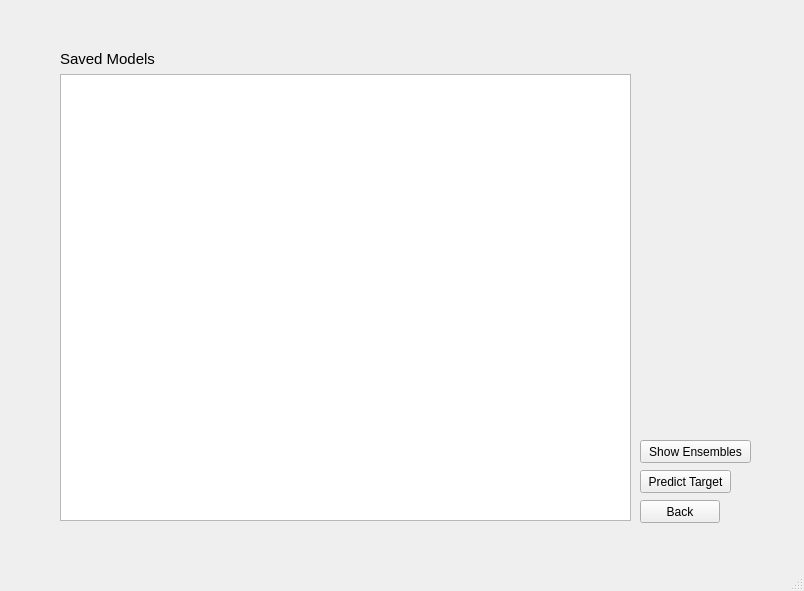
First picture: the form in guiv1.ui, repository ggrkp/projectv1, before the edit.
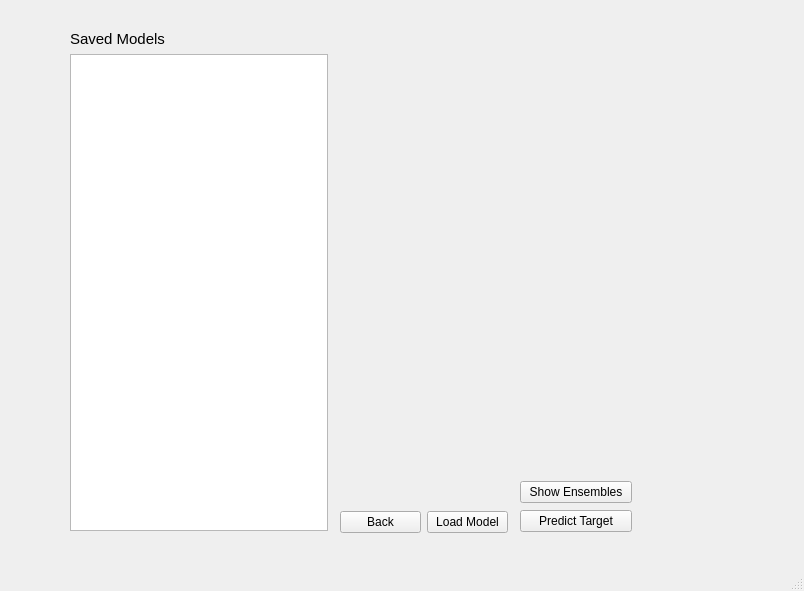
Second picture: the form after the edit. The open tabs and pages were chosen to show the change.

```diff
--- a/guiv1.ui
+++ b/guiv1.ui
@@ -17,8 +17,8 @@
    <widget class="QStackedWidget" name="stackedWidget">
     <property name="geometry">
      <rect>
-      <x>30</x>
-      <y>0</y>
+      <x>50</x>
+      <y>10</y>
       <width>731</width>
       <height>561</height>
      </rect>
@@ -262,13 +262,65 @@
      </widget>
     </widget>
     <widget class="QWidget" name="page_5">
-     <widget class="QWidget" name="layoutWidget_2">
+     <widget class="QWidget" name="">
       <property name="geometry">
        <rect>
-        <x>30</x>
-        <y>50</y>
-        <width>571</width>
-        <height>471</height>
+        <x>470</x>
+        <y>470</y>
+        <width>112</width>
+        <height>54</height>
+       </rect>
+      </property>
+      <layout class="QVBoxLayout" name="verticalLayout_7">
+       <item>
+        <widget class="QPushButton" name="showen_btn">
+         <property name="text">
+          <string>Show Ensembles</string>
+         </property>
+        </widget>
+       </item>
+       <item>
+        <widget class="QPushButton" name="predict_btn">
+         <property name="text">
+          <string>Predict Target</string>
+         </property>
+        </widget>
+       </item>
+      </layout>
+     </widget>
+     <widget class="QWidget" name="">
+      <property name="geometry">
+       <rect>
+        <x>290</x>
+        <y>500</y>
+        <width>168</width>
+        <height>25</height>
+       </rect>
+      </property>
+      <layout class="QHBoxLayout" name="horizontalLayout_12">
+       <item>
+        <widget class="QPushButton" name="pushButton">
+         <property name="text">
+          <string>Back</string>
+         </property>
+        </widget>
+       </item>
+       <item>
+        <widget class="QPushButton" name="pushButton_2">
+         <property name="text">
+          <string>Load Model</string>
+         </property>
+        </widget>
+       </item>
+      </layout>
+     </widget>
+     <widget class="QWidget" name="">
+      <property name="geometry">
+       <rect>
+        <x>20</x>
+        <y>20</y>
+        <width>258</width>
+        <height>501</height>
        </rect>
       </property>
       <layout class="QGridLayout" name="gridLayout_4">
@@ -289,45 +341,6 @@
        </item>
       </layout>
      </widget>
-     <widget class="QPushButton" name="showen_btn">
-      <property name="geometry">
-       <rect>
-        <x>610</x>
-        <y>440</y>
-        <width>111</width>
-        <height>23</height>
-       </rect>
-      </property>
-      <property name="text">
-       <string>Show Ensembles</string>
-      </property>
-     </widget>
-     <widget class="QPushButton" name="predict_btn">
-      <property name="geometry">
-       <rect>
-        <x>610</x>
-        <y>470</y>
-        <width>91</width>
-        <height>23</height>
-       </rect>
-      </property>
-      <property name="text">
-       <string>Predict Target</string>
-      </property>
-     </widget>
-     <widget class="QPushButton" name="pushButton">
-      <property name="geometry">
-       <rect>
-        <x>610</x>
-        <y>500</y>
-        <width>80</width>
-        <height>23</height>
-       </rect>
-      </property>
-      <property name="text">
-       <string>Back</string>
-      </property>
-     </widget>
     </widget>
     <widget class="QWidget" name="page_3">
      <widget class="QLabel" name="label_13">
```
Left out of the diff: 57 changed lines with no effect on the pictures.
